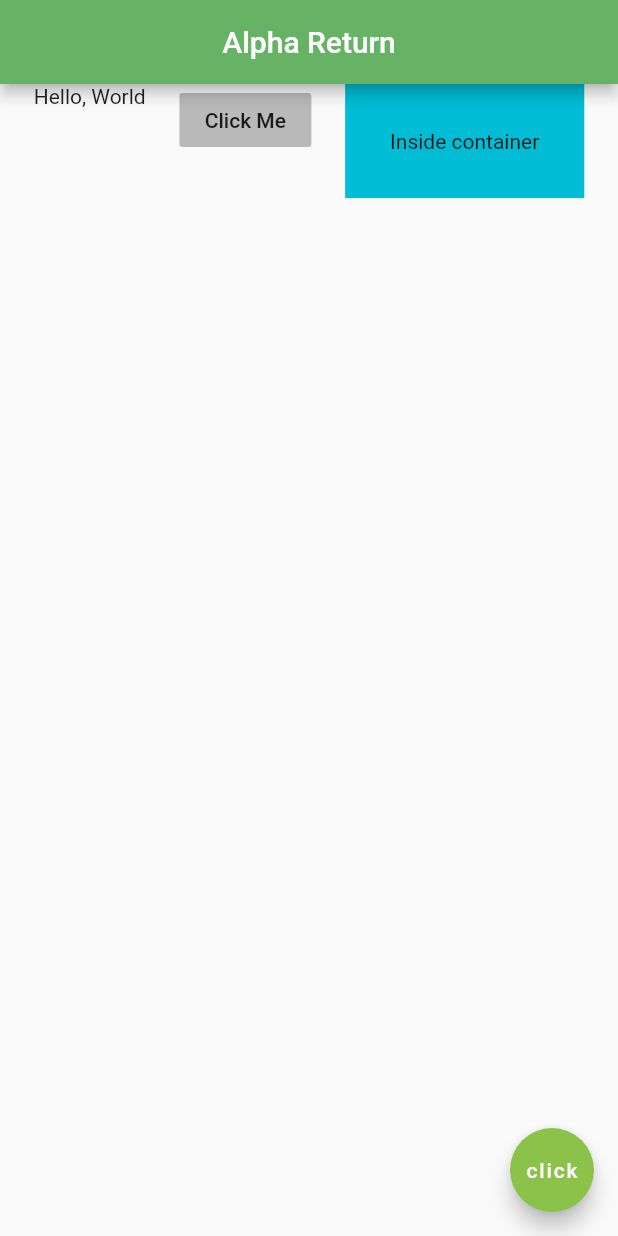
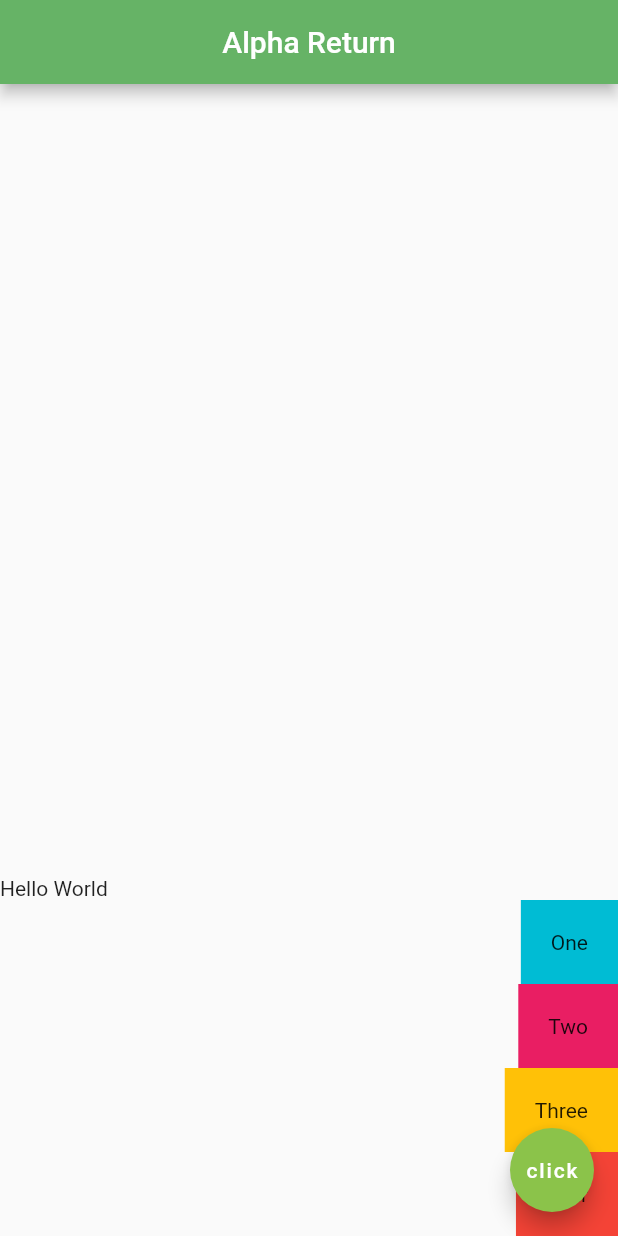
Before and after one commit to andrew-d-gordon/alpha-return, a Flutter app: the screen it shows after launch, on a phone screen of 412 x 824 dp. Run offline on Flutter 3.47's test engine with Material 2 defaults, Android fonts, the phone set to English and light mode, and no system bars.

Commit message:
Adding columns, mixed with row example

```diff
--- a/src/flutter_src/lib/main.dart
+++ b/src/flutter_src/lib/main.dart
@@ -23,21 +23,36 @@
         centerTitle: true,
         backgroundColor: Color(0xff66b366),
       ),
-      body: Row(
-        mainAxisAlignment: MainAxisAlignment.spaceEvenly, // Horizontal Spacing
-        crossAxisAlignment: CrossAxisAlignment.start, // Vertical Spacing
+      body: Column(
+        mainAxisAlignment: MainAxisAlignment.end,
+        crossAxisAlignment: CrossAxisAlignment.end,
         children: <Widget>[
-          Text('Hello, World'),
-          FlatButton(
-            onPressed: () {},
-            color: Colors.black26,
-            child: Text('Click Me'),
+          Row(
+            children: <Widget>[
+              Text('Hello'),
+              Text(' World'),
+            ]
           ),
           Container(
+            padding: EdgeInsets.all(20.0),
             color: Colors.cyan,
-            padding: EdgeInsets.all(30.0),
-            child: Text('Inside container'),
-          )
+            child: Text('One'),
+          ),
+          Container(
+            padding: EdgeInsets.all(20.0),
+            color: Colors.pink,
+            child: Text('Two'),
+          ),
+          Container(
+            padding: EdgeInsets.all(20.0),
+            color: Colors.amber,
+            child: Text('Three'),
+          ),
+          Container(
+            padding: EdgeInsets.all(20.0),
+            color: Colors.red,
+            child: Text('Four'),
+          ),
         ]
       ),
       floatingActionButton: const FloatingActionButton(
```
